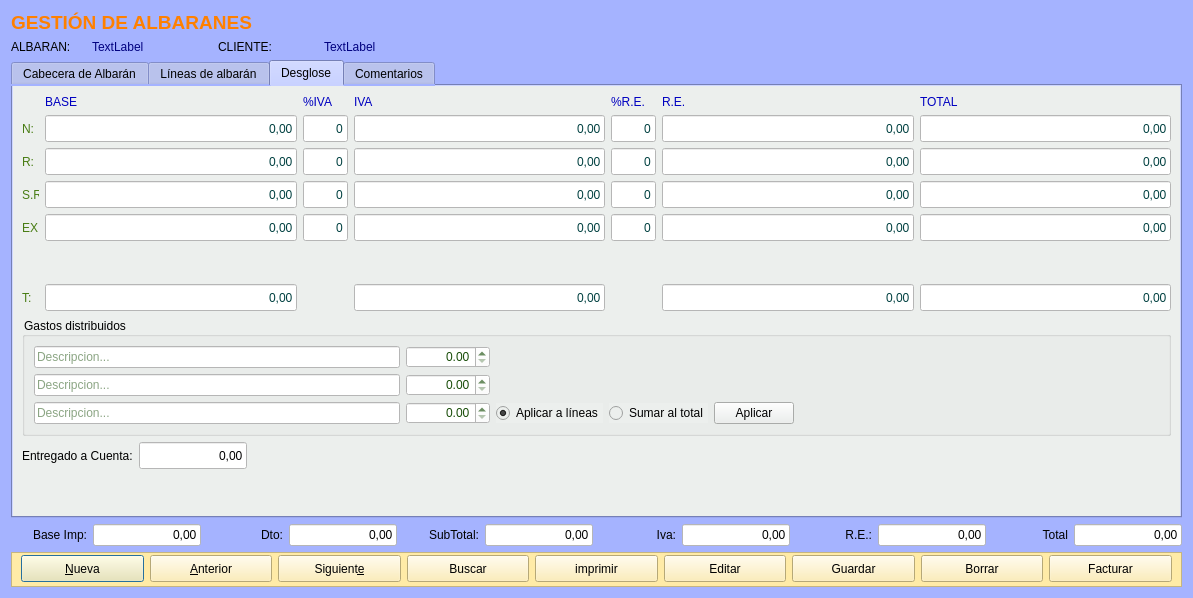
Above: Zona_Ventas/frmalbaran.ui from arcnexus/RedFoX before the change. Below: the same form after it.
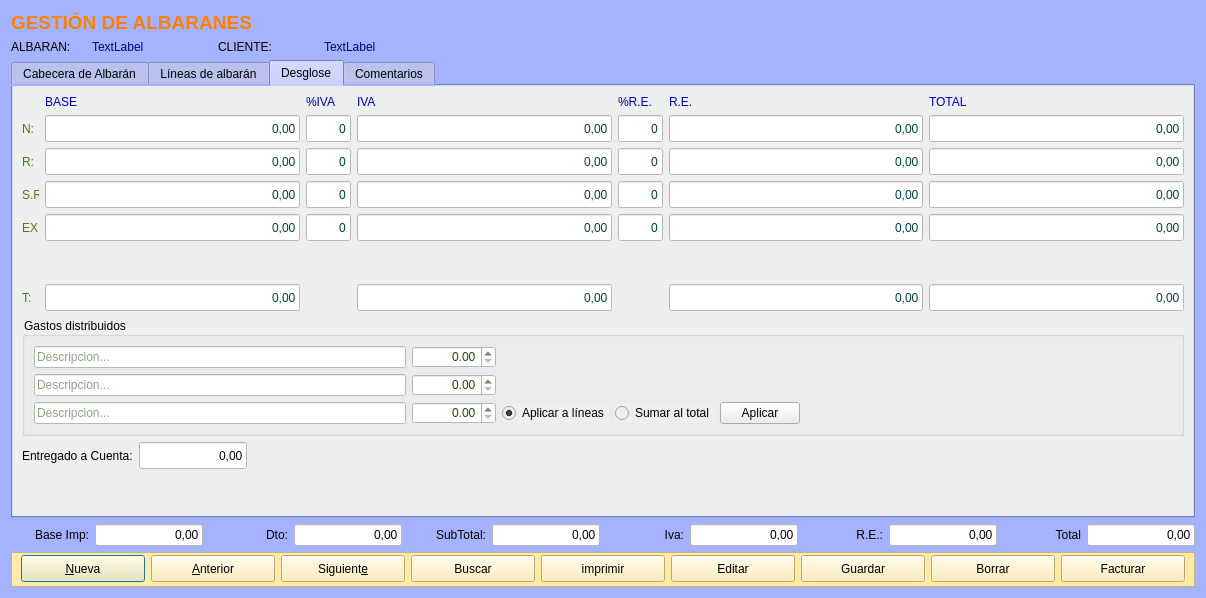
That is the form after the change. The open tabs and pages were chosen to show the change. Icons and pictures are not drawn.

Patch:
```diff
--- a/Zona_Ventas/frmalbaran.ui
+++ b/Zona_Ventas/frmalbaran.ui
@@ -6,7 +6,7 @@
    <rect>
     <x>0</x>
     <y>0</y>
-    <width>1193</width>
+    <width>1206</width>
     <height>598</height>
    </rect>
   </property>
```
Left out of the diff: 2 changed lines with no effect on the pictures.
